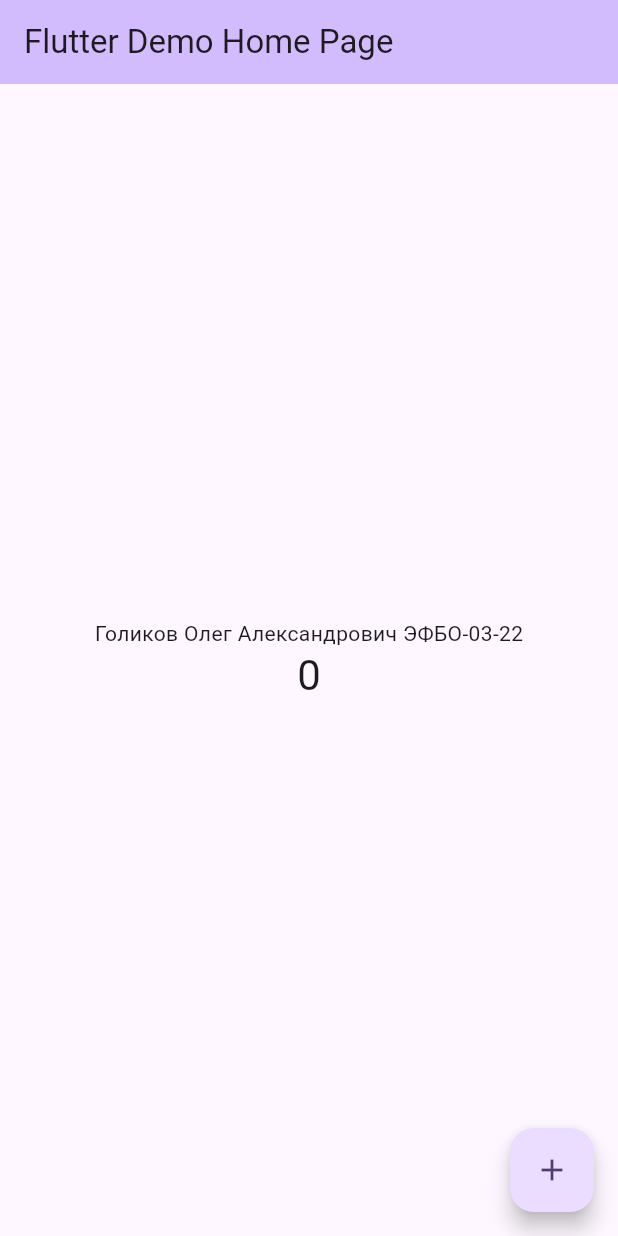
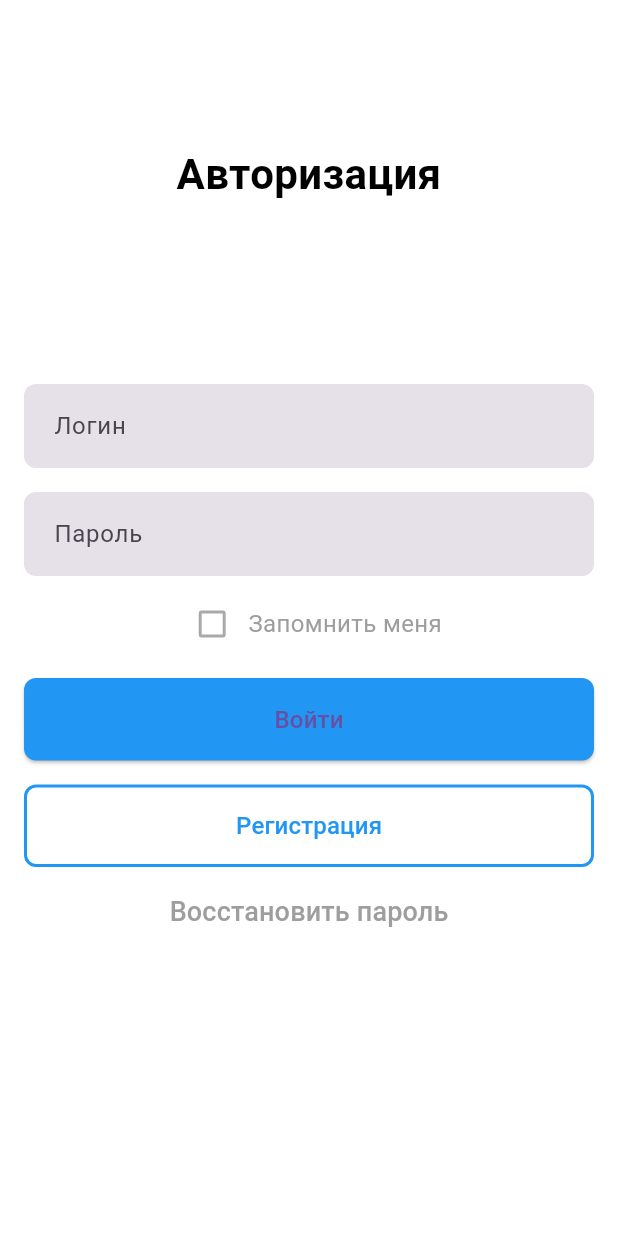
Before and after one commit to shotyyyy/PKS, a Flutter app: the screen it shows after launch, on a phone screen of 412 x 824 dp. Run offline on Flutter 3.47's test engine with Material 3 defaults, Android fonts, the phone set to English and light mode, and no system bars.

```diff
--- a/lib/main.dart
+++ b/lib/main.dart
@@ -7,119 +7,141 @@ void main() {
 class MyApp extends StatelessWidget {
   const MyApp({super.key});
 
-  // This widget is the root of your application.
   @override
   Widget build(BuildContext context) {
     return MaterialApp(
-      title: 'Flutter Demo',
+      title: 'Голиков О.А. ЭФБО-03-22',
+      debugShowCheckedModeBanner: false,
       theme: ThemeData(
-        // This is the theme of your application.
-        //
-        // TRY THIS: Try running your application with "flutter run". You'll see
-        // the application has a purple toolbar. Then, without quitting the app,
-        // try changing the seedColor in the colorScheme below to Colors.green
-        // and then invoke "hot reload" (save your changes or press the "hot
-        // reload" button in a Flutter-supported IDE, or press "r" if you used
-        // the command line to start the app).
-        //
-        // Notice that the counter didn't reset back to zero; the application
-        // state is not lost during the reload. To reset the state, use hot
-        // restart instead.
-        //
-        // This works for code too, not just values: Most code changes can be
-        // tested with just a hot reload.
-        colorScheme: ColorScheme.fromSeed(seedColor: Colors.deepPurple),
-        useMaterial3: true,
+        primarySwatch: Colors.green,
       ),
-      home: const MyHomePage(title: 'Flutter Demo Home Page'),
+      home: const MyHomePage(),
     );
   }
 }
 
-class MyHomePage extends StatefulWidget {
-  const MyHomePage({super.key, required this.title});
+class MyHomePage extends StatelessWidget {
+  const MyHomePage({super.key});
 
-  // This widget is the home page of your application. It is stateful, meaning
-  // that it has a State object (defined below) that contains fields that affect
-  // how it looks.
 
-  // This class is the configuration for the state. It holds the values (in this
-  // case the title) provided by the parent (in this case the App widget) and
-  // used by the build method of the State. Fields in a Widget subclass are
-  // always marked "final".
-
-  final String title;
-
-  @override
-  State<MyHomePage> createState() => _MyHomePageState();
-}
-
-class _MyHomePageState extends State<MyHomePage> {
-  int _counter = 0;
-
-  void _incrementCounter() {
-    setState(() {
-      // This call to setState tells the Flutter framework that something has
-      // changed in this State, which causes it to rerun the build method below
-      // so that the display can reflect the updated values. If we changed
-      // _counter without calling setState(), then the build method would not be
-      // called again, and so nothing would appear to happen.
-      _counter++;
-    });
-  }
 
   @override
   Widget build(BuildContext context) {
-    // This method is rerun every time setState is called, for instance as done
-    // by the _incrementCounter method above.
-    //
-    // The Flutter framework has been optimized to make rerunning build methods
-    // fast, so that you can just rebuild anything that needs updating rather
-    // than having to individually change instances of widgets.
+    bool rememberMe = false;
     return Scaffold(
-      appBar: AppBar(
-        // TRY THIS: Try changing the color here to a specific color (to
-        // Colors.amber, perhaps?) and trigger a hot reload to see the AppBar
-        // change color while the other colors stay the same.
-        backgroundColor: Theme.of(context).colorScheme.inversePrimary,
-        // Here we take the value from the MyHomePage object that was created by
-        // the App.build method, and use it to set our appbar title.
-        title: Text(widget.title),
-      ),
-      body: Center(
-        // Center is a layout widget. It takes a single child and positions it
-        // in the middle of the parent.
+      backgroundColor: Colors.white,
+      body: Padding(
+        padding: const EdgeInsets.all(16.0),
         child: Column(
-          // Column is also a layout widget. It takes a list of children and
-          // arranges them vertically. By default, it sizes itself to fit its
-          // children horizontally, and tries to be as tall as its parent.
-          //
-          // Column has various properties to control how it sizes itself and
-          // how it positions its children. Here we use mainAxisAlignment to
-          // center the children vertically; the main axis here is the vertical
-          // axis because Columns are vertical (the cross axis would be
-          // horizontal).
-          //
-          // TRY THIS: Invoke "debug painting" (choose the "Toggle Debug Paint"
-          // action in the IDE, or press "p" in the console), to see the
-          // wireframe for each widget.
-          mainAxisAlignment: MainAxisAlignment.center,
+          mainAxisAlignment: MainAxisAlignment.start,
+          crossAxisAlignment: CrossAxisAlignment.stretch,
           children: <Widget>[
+            const SizedBox(height: 80),
             const Text(
-              'Голиков Олег Александрович ЭФБО-03-22',
+              'Авторизация',
+              textAlign: TextAlign.center,
+              style: TextStyle(
+                fontSize: 28,
+                fontWeight: FontWeight.bold,
+                color: Colors.black,
+
+              ),
             ),
-            Text(
-              '$_counter',
-              style: Theme.of(context).textTheme.headlineMedium,
+            const SizedBox(height: 120),
+
+            const TextField(
+              decoration: InputDecoration(
+                hintText: "Логин",
+                filled: true,
+                contentPadding: EdgeInsets.symmetric(vertical: 16.0, horizontal: 16.0),
+                border: OutlineInputBorder(
+                  borderRadius: BorderRadius.all(Radius.circular(8.0)),
+                  borderSide: BorderSide.none,
+                ),
+              ),
             ),
+            const SizedBox(height: 16),
+
+            const TextField(
+              obscureText: true,
+              decoration: InputDecoration(
+                hintText: "Пароль",
+                filled: true,
+                contentPadding: EdgeInsets.symmetric(vertical: 16.0, horizontal: 16.0),
+                border: OutlineInputBorder(
+                  borderRadius: BorderRadius.all(Radius.circular(8.0)),
+                  borderSide: BorderSide.none,
+                ),
+              ),
+            ),
+            const SizedBox(height: 8),
+
+            Row(
+              mainAxisAlignment: MainAxisAlignment.center,
+              children: [
+                Checkbox(
+                  value: rememberMe,
+                  onChanged: null,
+                ),
+                const Text(
+                  'Запомнить меня',
+                  style: TextStyle(
+                      color: Colors.grey,
+                      fontSize: 16
+                  ),
+                ),
+              ],
+            ),
+            const SizedBox(height: 12),
+
+            ElevatedButton(
+              onPressed: () {},
+              style: ElevatedButton.styleFrom(
+                backgroundColor: Colors.blue,
+                padding: const EdgeInsets.symmetric(vertical: 16),
+                shape: RoundedRectangleBorder(
+                  borderRadius: BorderRadius.circular(8.0),
+                ),
+              ),
+              child: const Text(
+                "Войти",
+                style: TextStyle(fontSize: 16),
+              ),
+            ),
+            const SizedBox(height: 16),
+
+            TextButton(
+              onPressed: () {},
+              style: TextButton.styleFrom(
+                padding: const EdgeInsets.symmetric(vertical: 16),
+                shape: RoundedRectangleBorder(
+                  borderRadius: BorderRadius.circular(8.0),
+                  side: const BorderSide(color: Colors.blue, width: 2),
+                ),
+              ),
+              child: const Text(
+                'Регистрация',
+                style: TextStyle(
+                  color: Colors.blue,
+                  fontSize: 16,
+                ),
+              ),
+            ),
+            const SizedBox(height: 6),
+            TextButton(
+              onPressed: () {},
+              child: const Text(
+                'Восстановить пароль',
+                style: TextStyle(
+                    color: Colors.grey,
+                    fontSize: 18
+                ),
+              ),
+            ),
+
           ],
         ),
       ),
-      floatingActionButton: FloatingActionButton(
-        onPressed: _incrementCounter,
-        tooltip: 'Increment',
-        child: const Icon(Icons.add),
-      ), // This trailing comma makes auto-formatting nicer for build methods.
     );
   }
 }
```
